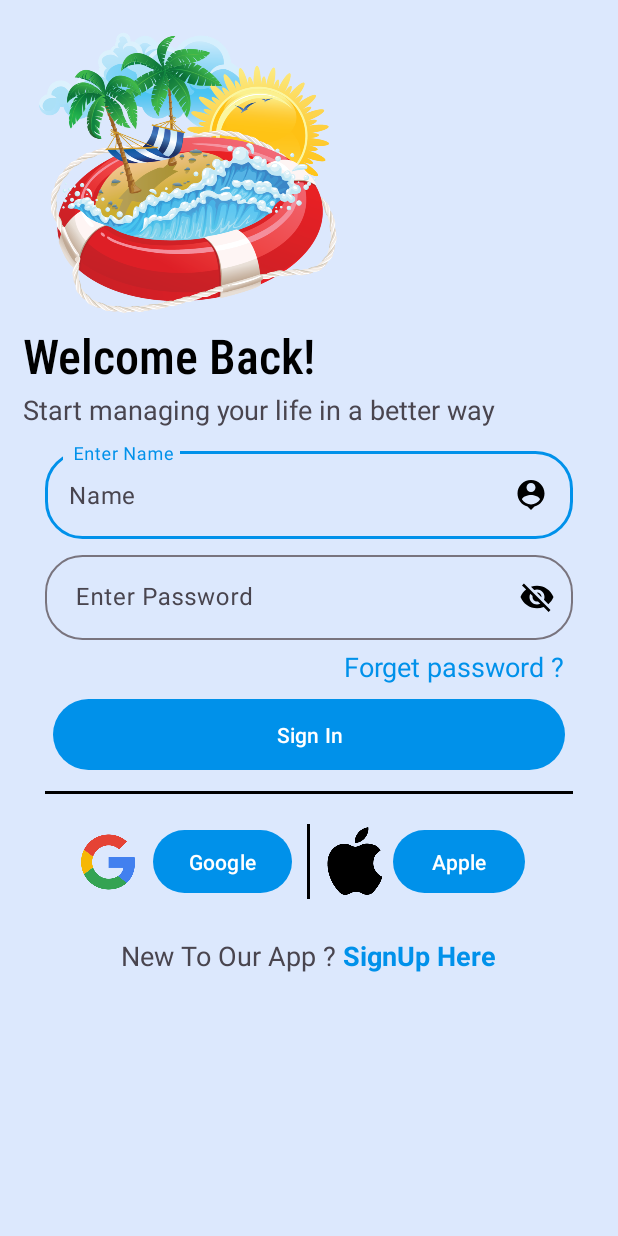
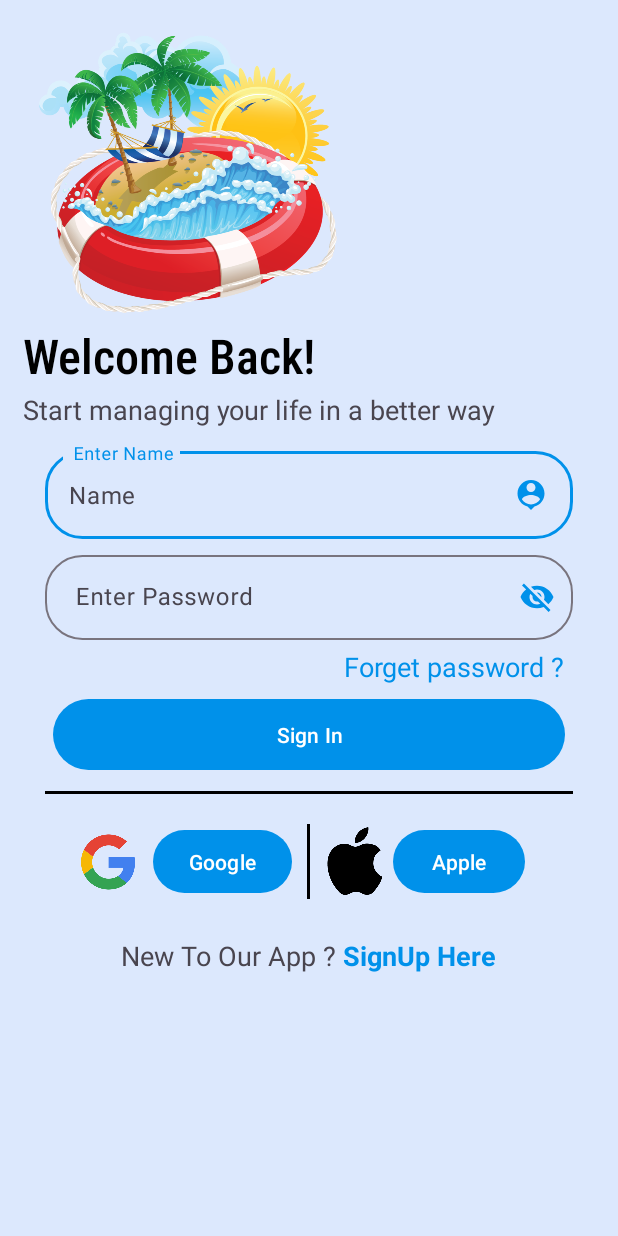
Before and after one commit to Admin-573/The-Hotel, an Android app: the login screen opened directly, with no data from a screen before it, on a phone screen of 412 x 824 dp. Run offline under Robolectric (Android 15) with nearby library versions, the phone set to English and light mode, and no system bars; Roboto replaces fonts that are not available here.

Commit message:
Initial commit

```diff
--- a/app/src/main/res/drawable/baseline_person_pin_24.xml
+++ b/app/src/main/res/drawable/baseline_person_pin_24.xml
@@ -1,4 +1,4 @@
-<vector android:height="24dp" android:tint="#000000"
+<vector android:height="24dp" android:tint="#0091EA"
     android:viewportHeight="24" android:viewportWidth="24"
     android:width="24dp" xmlns:android="http://schemas.android.com/apk/res/android">
     <path android:fillColor="@android:color/white" android:pathData="M12,2c-4.97,0 -9,4.03 -9,9 0,4.17 2.84,7.67 6.69,8.69L12,22l2.31,-2.31C18.16,18.67 21,15.17 21,11c0,-4.97 -4.03,-9 -9,-9zM12,4c1.66,0 3,1.34 3,3s-1.34,3 -3,3 -3,-1.34 -3,-3 1.34,-3 3,-3zM12,18.3c-2.5,0 -4.71,-1.28 -6,-3.22 0.03,-1.99 4,-3.08 6,-3.08 1.99,0 5.97,1.09 6,3.08 -1.29,1.94 -3.5,3.22 -6,3.22z"/>
--- a/app/src/main/res/layout/activity_login.xml
+++ b/app/src/main/res/layout/activity_login.xml
@@ -64,7 +64,7 @@
         app:boxCornerRadiusBottomStart="25dp"
         app:placeholderText="Atleast 8 Charcters"
         app:passwordToggleEnabled="true"
-        app:passwordToggleTint="@color/black"
+        app:passwordToggleTint="#0091EA"
         android:layout_width="match_parent"
         android:layout_height="wrap_content">
 
```
